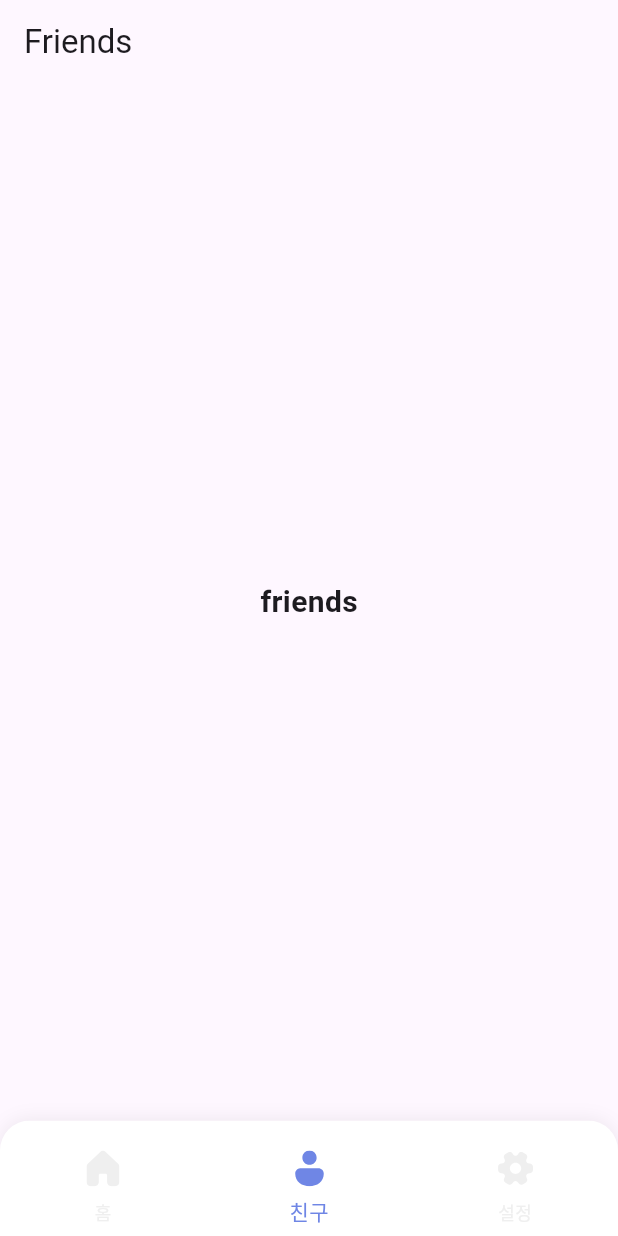
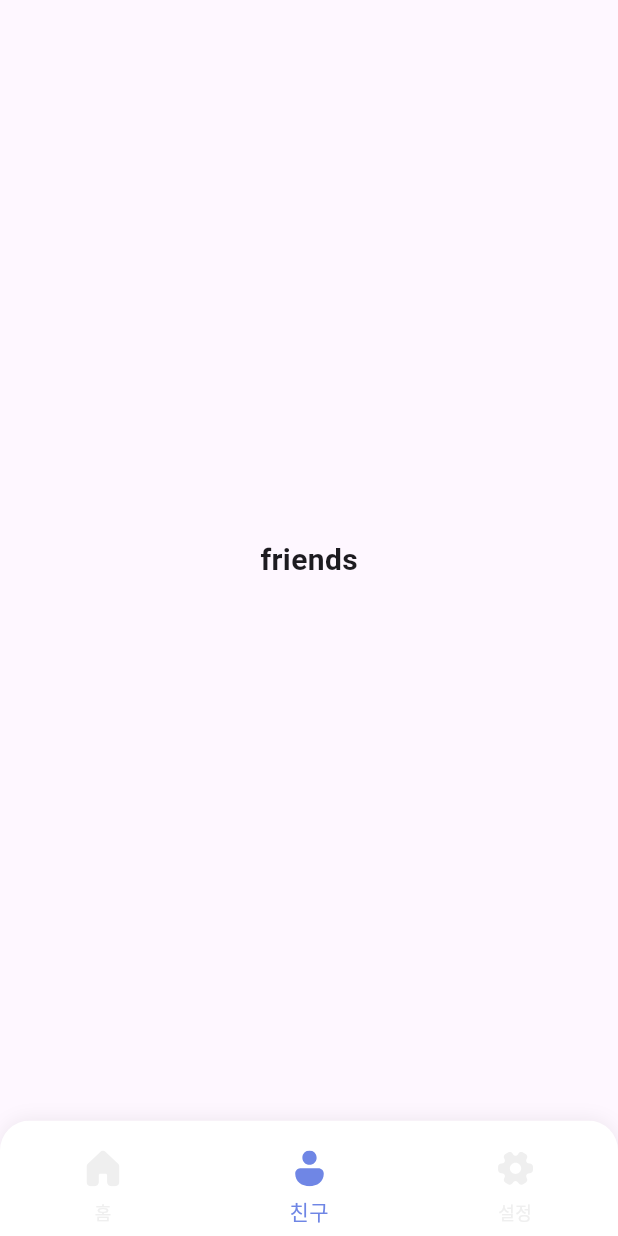
Before and after one commit to GK-solutionMD-2023-4th/WishBank, a Flutter app: the screen it shows after launch, item 2 of the bottom bar chosen, on a phone screen of 412 x 824 dp. Run offline on Flutter 3.47's test engine with Material 3 defaults, Android fonts, the phone set to English and light mode, and no system bars; our stand-ins replace flutter_svg.

Commit message:
delete muji dart & delete app bar

```diff
--- a/lib/friends.dart
+++ b/lib/friends.dart
@@ -5,9 +5,6 @@ class Friends extends StatelessWidget {
   Widget build(BuildContext context) {
     return MaterialApp(
       home: Scaffold(
-        appBar: AppBar(
-          title: Text('Friends'),
-        ),
         body: Center(
           child: Text(
             'friends',
--- a/lib/muji.dart
+++ /dev/null
@@ -1 +0,0 @@
-//무지
```
Also changed, not shown: 1 other file.
